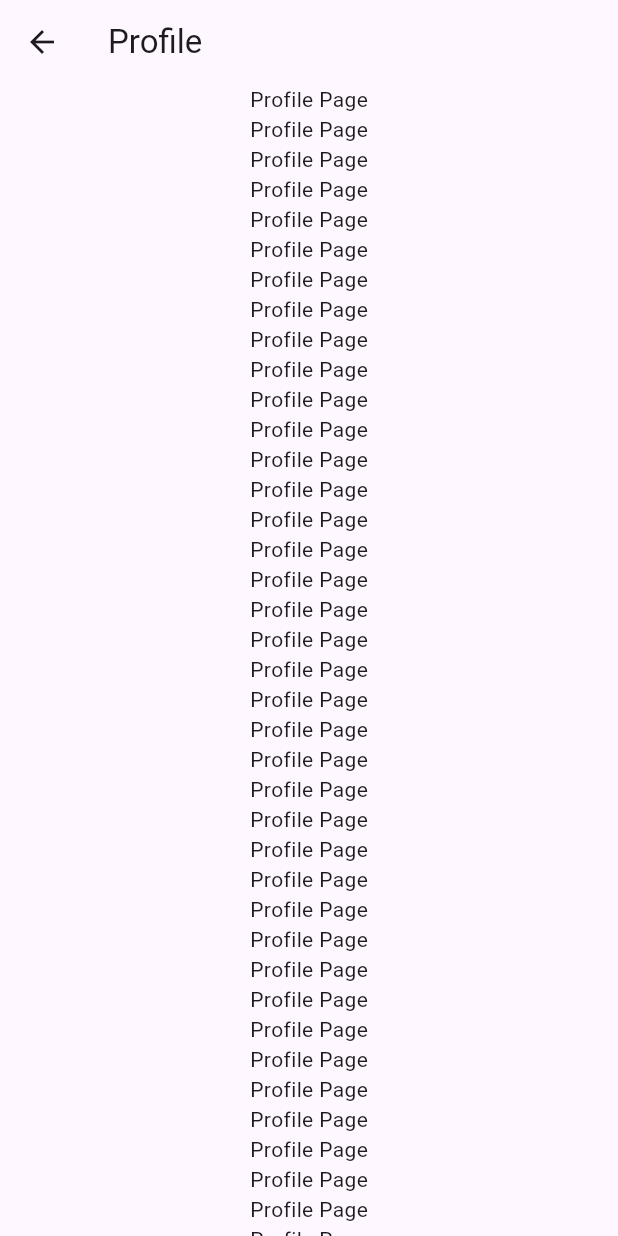
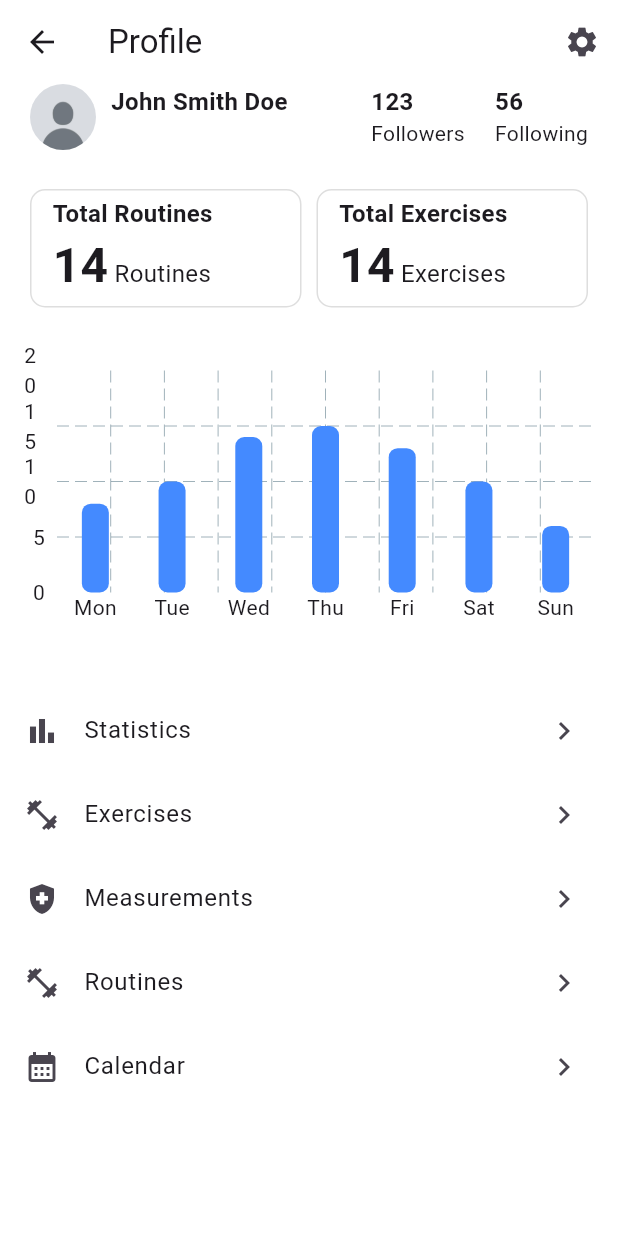
Before and after one commit to whitecatbeluga/workout-tracker-repo, a Flutter app: the ProfilePage screen opened directly, on a phone screen of 412 x 824 dp. Run offline on Flutter 3.47's test engine with Material 3 defaults, Android fonts, the phone set to English and light mode, and no system bars; drawn by our look-alikes of fl_chart; our stand-ins replace cloud_firestore, firebase_auth, firebase_core, flutter_dotenv; accounts and stored records are empty.

Commit message:
ui: added settings page and adjusted button component
# Conflicts:
#	lib/routes/route_generator.dart

```diff
--- /dev/null
+++ b/lib/domain/entities/profile-menu.dart
@@ -0,0 +1,13 @@
+import 'package:flutter/material.dart';
+
+class MenuItem {
+  final String title;
+  final IconData icon;
+  final String route;
+
+  const MenuItem({
+    required this.title,
+    required this.icon,
+    required this.route,
+  });
+}
--- a/lib/presentation/pages/profile/profile.dart
+++ b/lib/presentation/pages/profile/profile.dart
@@ -1,4 +1,10 @@
+import 'package:firebase_auth/firebase_auth.dart';
+import 'package:workout_tracker_repo/domain/entities/profile-menu.dart';
 import 'package:flutter/material.dart';
+import 'package:workout_tracker_repo/core/providers/auth_service_provider.dart';
+import 'package:workout_tracker_repo/presentation/widgets/buttons/menu_list.dart';
+import 'package:workout_tracker_repo/presentation/widgets/charts/barchart.dart';
+import 'package:workout_tracker_repo/routes/profile/profile.dart';
 
 class ProfilePage extends StatefulWidget {
   const ProfilePage({super.key});
@@ -8,103 +14,66 @@ class ProfilePage extends StatefulWidget {
 }
 
 class _ProfilePageState extends State<ProfilePage> {
+  final user = authService.value.getCurrentUser();
+
+  final List<MenuItem> menuItems = const [
+    MenuItem(title: "Statistics", icon: Icons.bar_chart, route: "/statistics"),
+    MenuItem(
+      title: "Exercises",
+      icon: Icons.fitness_center,
+      route: "/exercises",
+    ),
+    MenuItem(
+      title: "Measurements",
+      icon: Icons.health_and_safety,
+      route: "/measurements",
+    ),
+    MenuItem(title: "Routines", icon: Icons.fitness_center, route: "/routines"),
+    MenuItem(title: "Calendar", icon: Icons.calendar_month, route: "/calendar"),
+  ];
+
   @override
   Widget build(BuildContext context) {
     return Scaffold(
-      appBar: AppBar(title: const Text('Profile')),
+      backgroundColor: Colors.white,
+      appBar: AppBar(
+        backgroundColor: Colors.white,
+        title: const Text('Profile'),
+        actions: [
+          IconButton(
+            icon: const Icon(Icons.settings),
+            tooltip: 'Settings',
+            onPressed: () {
+              Navigator.pushNamedAndRemoveUntil(
+                context,
+                ProfileRoutes.settings,
+                (route) => false,
+              );
+            },
+          ),
+        ],
+      ),
       body: SingleChildScrollView(
         child: Center(
           child: Column(
+            spacing: 26,
             children: [
-              Text('Profile Page'),
-              Text('Profile Page'),
-              Text('Profile Page'),
-              Text('Profile Page'),
-              Text('Profile Page'),
-              Text('Profile Page'),
-              Text('Profile Page'),
-              Text('Profile Page'),
-              Text('Profile Page'),
-              Text('Profile Page'),
-              Text('Profile Page'),
-              Text('Profile Page'),
-              Text('Profile Page'),
-              Text('Profile Page'),
-              Text('Profile Page'),
-              Text('Profile Page'),
-              Text('Profile Page'),
-              Text('Profile Page'),
-              Text('Profile Page'),
-              Text('Profile Page'),
-              Text('Profile Page'),
-              Text('Profile Page'),
-              Text('Profile Page'),
-              Text('Profile Page'),
-              Text('Profile Page'),
-              Text('Profile Page'),
-              Text('Profile Page'),
-              Text('Profile Page'),
-              Text('Profile Page'),
-              Text('Profile Page'),
-              Text('Profile Page'),
-              Text('Profile Page'),
-              Text('Profile Page'),
-              Text('Profile Page'),
-              Text('Profile Page'),
-              Text('Profile Page'),
-              Text('Profile Page'),
-              Text('Profile Page'),
-              Text('Profile Page'),
-              Text('Profile Page'),
-              Text('Profile Page'),
-              Text('Profile Page'),
-              Text('Profile Page'),
-              Text('Profile Page'),
-              Text('Profile Page'),
-              Text('Profile Page'),
-              Text('Profile Page'),
-              Text('Profile Page'),
-              Text('Profile Page'),
-              Text('Profile Page'),
-              Text('Profile Page'),
-              Text('Profile Page'),
-              Text('Profile Page'),
-              Text('Profile Page'),
-              Text('Profile Page'),
-              Text('Profile Page'),
-              Text('Profile Page'),
-              Text('Profile Page'),
-              Text('Profile Page'),
-              Text('Profile Page'),
-              Text('Profile Page'),
-              Text('Profile Page'),
-              Text('Profile Page'),
-              Text('Profile Page'),
-              Text('Profile Page'),
-              Text('Profile Page'),
-              Text('Profile Page'),
-              Text('Profile Page'),
-              Text('Profile Page'),
-              Text('Profile Page'),
-              Text('Profile Page'),
-              Text('Profile Page'),
-              Text('Profile Page'),
-              Text('Profile Page'),
-              Text('Profile Page'),
-              Text('Profile Page'),
-              Text('Profile Page'),
-              Text('Profile Page'),
-              Text('Profile Page'),
-              Text('Profile Page'),
-              Text('Profile Page'),
-              Text('Profile Page'),
-              Text('Profile Page'),
-              Text('Profile Page'),
-              Text('Profile Page'),
-              Text('Profile Page'),
-              Text('Profile Page'),
-              Text('Profile Page'),
-              Text('Profile Page'),
+              Padding(
+                padding: const EdgeInsets.symmetric(horizontal: 20.0),
+                child: ProfileHeader(user: user),
+              ),
+              Padding(
+                padding: const EdgeInsets.symmetric(horizontal: 20.0),
+                child: Row(
+                  spacing: 10,
+                  children: [
+                    Expanded(child: ProfileCard(label: "Routines")),
+                    Expanded(child: ProfileCard(label: "Exercises")),
+                  ],
+                ),
+              ),
+              Padding(padding: EdgeInsets.all(16.0), child: BarChartWidget()),
+              MenuList(menuItems: menuItems),
             ],
           ),
         ),
@@ -112,3 +81,119 @@ class _ProfilePageState extends State<ProfilePage> {
     );
   }
 }
+
+class ProfileHeader extends StatefulWidget {
+  const ProfileHeader({super.key, this.user});
+
+  final User? user;
+
+  @override
+  State<ProfileHeader> createState() => _ProfileHeaderState();
+}
+
+class _ProfileHeaderState extends State<ProfileHeader> {
+  @override
+  Widget build(BuildContext context) {
+    return Row(
+      crossAxisAlignment: CrossAxisAlignment.start,
+      mainAxisAlignment: MainAxisAlignment.spaceBetween,
+      children: [
+        Row(
+          crossAxisAlignment: CrossAxisAlignment.start,
+          spacing: 10,
+          children: [
+            ClipOval(
+              child: SizedBox.fromSize(
+                size: Size.fromRadius(22),
+                child: Image.asset("assets/images/default.jpg"),
+              ),
+            ),
+            Column(
+              crossAxisAlignment: CrossAxisAlignment.start,
+              children: [
+                Text(
+                  "John Smith Doe",
+                  style: TextStyle(fontWeight: FontWeight.bold, fontSize: 16),
+                ),
+                Text(widget.user?.email ?? "", style: TextStyle(fontSize: 14)),
+              ],
+            ),
+          ],
+        ),
+        Row(
+          spacing: 20,
+          children: [
+            Column(
+              crossAxisAlignment: CrossAxisAlignment.start,
+              children: [
+                Text(
+                  "123",
+                  style: TextStyle(fontWeight: FontWeight.bold, fontSize: 16),
+                ),
+                Text("Followers", style: TextStyle(fontSize: 14)),
+              ],
+            ),
+            Column(
+              crossAxisAlignment: CrossAxisAlignment.start,
+              children: [
+                Text(
+                  "56",
+                  style: TextStyle(fontWeight: FontWeight.bold, fontSize: 16),
+                ),
+                Text("Following", style: TextStyle(fontSize: 14)),
+              ],
+            ),
+          ],
+        ),
+      ],
+    );
+  }
+}
+
+class ProfileCard extends StatefulWidget {
+  const ProfileCard({super.key, this.label});
+
+  final String? label;
+
+  @override
+  State<ProfileCard> createState() => _ProfileCardState();
+}
+
+class _ProfileCardState extends State<ProfileCard> {
+  @override
+  Widget build(BuildContext context) {
+    return Container(
+      padding: EdgeInsets.only(left: 10.0, right: 10.0),
+      decoration: BoxDecoration(
+        color: Colors.white,
+        border: Border.all(color: Color(0xFFDEDEDE), width: 1),
+        borderRadius: BorderRadius.circular(10),
+      ),
+      child: Card(
+        elevation: 0,
+        color: Colors.white,
+        child: Column(
+          crossAxisAlignment: CrossAxisAlignment.start,
+          children: [
+            Text(
+              "Total ${widget.label}",
+              style: TextStyle(fontWeight: FontWeight.bold, fontSize: 16),
+            ),
+            Row(
+              spacing: 4,
+              crossAxisAlignment: CrossAxisAlignment.baseline,
+              textBaseline: TextBaseline.alphabetic,
+              children: [
+                Text(
+                  "14",
+                  style: TextStyle(fontWeight: FontWeight.bold, fontSize: 32),
+                ),
+                Text('${widget.label}', style: TextStyle(fontSize: 16)),
+              ],
+            ),
+          ],
+        ),
+      ),
+    );
+  }
+}
--- /dev/null
+++ b/lib/presentation/widgets/buttons/menu_list.dart
@@ -0,0 +1,22 @@
+import 'package:flutter/material.dart';
+import 'package:workout_tracker_repo/domain/entities/profile-menu.dart';
+
+class MenuList extends StatelessWidget {
+  const MenuList({super.key, this.menuItems = const []});
+
+  final List<MenuItem> menuItems;
+
+  @override
+  Widget build(BuildContext context) {
+    return Column(
+      children: menuItems.map((item) {
+        return ListTile(
+          leading: Icon(item.icon),
+          title: Text(item.title),
+          onTap: () => Navigator.pushNamed(context, item.route),
+          trailing: const Icon(Icons.chevron_right),
+        );
+      }).toList(),
+    );
+  }
+}
--- /dev/null
+++ b/lib/presentation/widgets/charts/barchart.dart
@@ -0,0 +1,80 @@
+import 'package:fl_chart/fl_chart.dart';
+import 'package:flutter/material.dart';
+
+class BarChartWidget extends StatelessWidget {
+  const BarChartWidget({super.key});
+
+  @override
+  Widget build(BuildContext context) {
+    return SizedBox(
+      height: 170,
+      child: BarChart(
+        BarChartData(
+          alignment: BarChartAlignment.spaceAround,
+          maxY: 20,
+          barTouchData: BarTouchData(
+            enabled: true,
+            touchTooltipData: BarTouchTooltipData(
+              getTooltipItem: (group, groupIndex, rod, rodIndex) {
+                return BarTooltipItem(
+                  rod.toY.toString(),
+                  const TextStyle(color: Colors.white),
+                );
+              },
+            ),
+          ),
+          titlesData: FlTitlesData(
+            show: true,
+            topTitles: AxisTitles(sideTitles: SideTitles(showTitles: false)),
+            rightTitles: AxisTitles(sideTitles: SideTitles(showTitles: false)),
+            bottomTitles: AxisTitles(
+              sideTitles: SideTitles(
+                showTitles: true,
+                getTitlesWidget: (value, meta) {
+                  final days = [
+                    'Mon',
+                    'Tue',
+                    'Wed',
+                    'Thu',
+                    'Fri',
+                    'Sat',
+                    'Sun',
+                  ];
+                  return Text(days[value.toInt()]);
+                },
+                interval: 1,
+              ),
+            ),
+            leftTitles: AxisTitles(
+              sideTitles: SideTitles(showTitles: true, interval: 5),
+            ),
+          ),
+          borderData: FlBorderData(show: false),
+          barGroups: [
+            makeGroupData(0, 8),
+            makeGroupData(1, 10),
+            makeGroupData(2, 14),
+            makeGroupData(3, 15),
+            makeGroupData(4, 13),
+            makeGroupData(5, 10),
+            makeGroupData(6, 6),
+          ],
+        ),
+      ),
+    );
+  }
+
+  BarChartGroupData makeGroupData(int x, double y) {
+    return BarChartGroupData(
+      x: x,
+      barRods: [
+        BarChartRodData(
+          toY: y,
+          color: Colors.blueAccent,
+          width: 18,
+          borderRadius: BorderRadius.circular(6),
+        ),
+      ],
+    );
+  }
+}
--- /dev/null
+++ b/lib/routes/profile/profile.dart
@@ -0,0 +1,5 @@
+class ProfileRoutes {
+  ProfileRoutes._();
+  static const prefix = '/profile';
+  static const settings = '$prefix/settings';
+}
--- a/pubspec.yaml
+++ b/pubspec.yaml
@@ -14,6 +14,7 @@ dependencies:
   firebase_auth: ^5.1.1
   flutter_dotenv: ^5.1.0
   cloud_firestore: 5.6.8
+  fl_chart: ^1.0.0
 
 
 dev_dependencies:
```
Also changed, not shown: lib/presentation/pages/auth/landing_page.dart (+14 -0 lines), lib/presentation/pages/auth/login.dart (+11 -4 lines), lib/presentation/pages/profile/settings.dart (added, +145 -0 lines), lib/presentation/widgets/buttons/primary_button.dart (+36 -8 lines), lib/routes/route_generator.dart (+29 -5 lines), assets/images/default.jpg (added), pubspec.lock.
